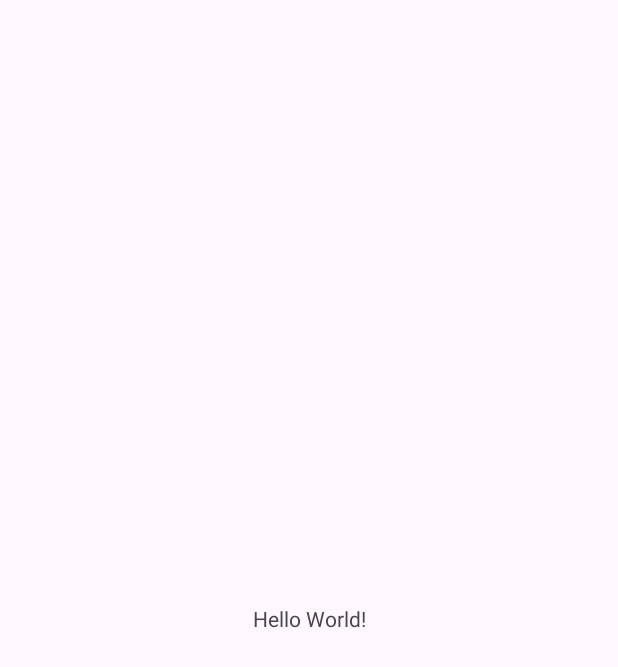
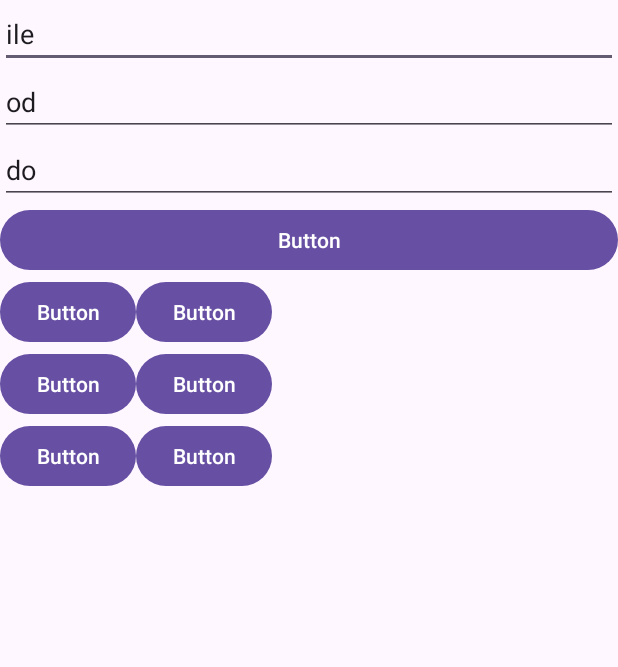
Before and after one commit to T0mpans/kalkulatorTB, an Android app: the screen it shows after launch (MainActivity), on a phone screen of 412 x 824 dp. Before the commit the part shown is almost empty. Shown: the top 667 px of the screen. Run offline under Robolectric (Android 15) with nearby library versions, the phone set to English and light mode, and no system bars; 1 statement that could not run was skipped.

Commit message:
nie dziala arraylist

```diff
--- a/app/build.gradle.kts
+++ b/app/build.gradle.kts
@@ -39,6 +39,7 @@ dependencies {
     implementation(libs.activity.ktx)
     implementation(libs.appcompat)
     implementation(libs.constraintlayout)
+    implementation(libs.gridlayout)
     implementation(libs.material)
     testImplementation(libs.junit)
     androidTestImplementation(libs.espresso.core)
--- /dev/null
+++ b/app/src/main/java/com/example/kalkulator2tb/Losowe.java
@@ -0,0 +1,16 @@
+package com.example.kalkulator2tb;
+
+import java.util.ArrayList;
+import java.util.Random;
+
+public class Losowe {
+    public static int losuj(int ile, int a, int b, ArrayList<Losowe> arrayList){
+        Random random = new Random();
+
+        for (int i = 0; i < ile; i++) {
+            int liczba = random.nextInt(b-a+1)+a;
+            arrayList.add(liczba);
+        }
+
+    }
+}
--- a/app/src/main/java/com/example/kalkulator2tb/MainActivity.java
+++ b/app/src/main/java/com/example/kalkulator2tb/MainActivity.java
@@ -1,6 +1,11 @@
 package com.example.kalkulator2tb;
 
 import android.os.Bundle;
+import android.widget.ArrayAdapter;
+import android.widget.Button;
+import android.widget.EditText;
+import android.widget.ListView;
+import android.widget.TextView;
 
 import androidx.activity.EdgeToEdge;
 import androidx.appcompat.app.AppCompatActivity;
@@ -8,17 +13,37 @@ import androidx.core.graphics.Insets;
 import androidx.core.view.ViewCompat;
 import androidx.core.view.WindowInsetsCompat;
 
+import java.util.ArrayList;
+
 public class MainActivity extends AppCompatActivity {
-
+    EditText editText1, editText2, editText3;
+    Button buttonLosuj, buttonMediana, buttonDominanta, buttonSuma, buttonMax, buttonMin, buttonsrednia;
+    ListView listView;
+    ArrayAdapter<Losowe> arrayAdapter;
+    TextView textView;
+    ArrayList<Integer> arrayList;
     @Override
     protected void onCreate(Bundle savedInstanceState) {
         super.onCreate(savedInstanceState);
         EdgeToEdge.enable(this);
         setContentView(R.layout.activity_main);
-        ViewCompat.setOnApplyWindowInsetsListener(findViewById(R.id.main), (v, insets) -> {
-            Insets systemBars = insets.getInsets(WindowInsetsCompat.Type.systemBars());
-            v.setPadding(systemBars.left, systemBars.top, systemBars.right, systemBars.bottom);
-            return insets;
-        });
+        editText1 = findViewById(R.id.editTextText);
+        editText2 = findViewById(R.id.editTextText2);
+        editText3 = findViewById(R.id.editTextText3);
+        buttonLosuj = findViewById(R.id.button);
+        buttonMediana = findViewById(R.id.button2);
+        buttonDominanta = findViewById(R.id.button3);
+        buttonSuma = findViewById(R.id.button4);
+        buttonMax = findViewById(R.id.button5);
+        buttonMin = findViewById(R.id.button6);
+        buttonsrednia = findViewById(R.id.button7);
+        listView = findViewById(R.id.listView);
+        textView = findViewById(R.id.textView3);
+        arrayAdapter = new ArrayAdapter<>(
+                MainActivity.this,
+                android.R.layout.simple_list_item_1,
+                listView
+        );
+        listView.setAdapter(arrayAdapter);
     }
 }
--- a/app/src/main/res/layout/activity_main.xml
+++ b/app/src/main/res/layout/activity_main.xml
@@ -1,19 +1,104 @@
 <?xml version="1.0" encoding="utf-8"?>
-<androidx.constraintlayout.widget.ConstraintLayout xmlns:android="http://schemas.android.com/apk/res/android"
+<LinearLayout xmlns:android="http://schemas.android.com/apk/res/android"
     xmlns:app="http://schemas.android.com/apk/res-auto"
     xmlns:tools="http://schemas.android.com/tools"
     android:id="@+id/main"
     android:layout_width="match_parent"
     android:layout_height="match_parent"
+    android:orientation="vertical"
     tools:context=".MainActivity">
 
+    <EditText
+        android:id="@+id/editTextText"
+        android:layout_width="match_parent"
+        android:layout_height="wrap_content"
+        android:ems="10"
+        android:inputType="text"
+        android:text="ile" />
+
+    <EditText
+        android:id="@+id/editTextText2"
+        android:layout_width="match_parent"
+        android:layout_height="wrap_content"
+        android:ems="10"
+        android:inputType="text"
+        android:text="od" />
+
+    <EditText
+        android:id="@+id/editTextText3"
+        android:layout_width="match_parent"
+        android:layout_height="wrap_content"
+        android:ems="10"
+        android:inputType="text"
+        android:text="do" />
+
+    <Button
+        android:id="@+id/button"
+        android:layout_width="match_parent"
+        android:layout_height="wrap_content"
+        android:text="Button" />
+
+    <ListView
+        android:id="@+id/listView"
+        android:layout_width="match_parent"
+        android:layout_height="wrap_content"
+        />
+
+    <androidx.gridlayout.widget.GridLayout
+        android:layout_width="match_parent"
+        android:layout_height="match_parent">
+
+        <Button
+            android:id="@+id/button2"
+            android:layout_width="wrap_content"
+            android:layout_height="wrap_content"
+            android:text="Button"
+            app:layout_column="0" />
+
+        <Button
+            android:id="@+id/button3"
+            android:layout_width="wrap_content"
+            android:layout_height="wrap_content"
+            android:text="Button"
+            app:layout_column="1" />
+
+        <Button
+            android:id="@+id/button4"
+            android:layout_width="wrap_content"
+            android:layout_height="wrap_content"
+            android:text="Button"
+            app:layout_column="0"
+            app:layout_row="1" />
+
+        <Button
+            android:id="@+id/button5"
+            android:layout_width="wrap_content"
+            android:layout_height="wrap_content"
+            android:text="Button"
+            app:layout_column="1"
+            app:layout_row="1" />
+
+        <Button
+            android:id="@+id/button6"
+            android:layout_width="wrap_content"
+            android:layout_height="wrap_content"
+            android:text="Button"
+            app:layout_column="0"
+            app:layout_row="2" />
+
+        <Button
+            android:id="@+id/button7"
+            android:layout_width="wrap_content"
+            android:layout_height="wrap_content"
+            android:text="Button"
+            app:layout_column="1"
+            app:layout_row="2" />
+    </androidx.gridlayout.widget.GridLayout>
+
     <TextView
-        android:layout_width="wrap_content"
+        android:id="@+id/textView3"
+        android:layout_width="match_parent"
         android:layout_height="wrap_content"
-        android:text="Hello World!"
-        app:layout_constraintBottom_toBottomOf="parent"
-        app:layout_constraintEnd_toEndOf="parent"
-        app:layout_constraintStart_toStartOf="parent"
-        app:layout_constraintTop_toTopOf="parent" />
+        android:text="TextView" />
 
-</androidx.constraintlayout.widget.ConstraintLayout>
+</LinearLayout>
--- a/gradle/libs.versions.toml
+++ b/gradle/libs.versions.toml
@@ -7,6 +7,7 @@ appcompat = "1.8.0"
 material = "1.14.0"
 activityKtx = "1.13.0"
 constraintlayout = "2.2.2"
+gridlayout = "1.1.0"
 
 [libraries]
 junit = { group = "junit", name = "junit", version.ref = "junit" }
@@ -16,6 +17,7 @@ appcompat = { group = "androidx.appcompat", name = "appcompat", version.ref = "a
 material = { group = "com.google.android.material", name = "material", version.ref = "material" }
 activity-ktx = { group = "androidx.activity", name = "activity-ktx", version.ref = "activityKtx" }
 constraintlayout = { group = "androidx.constraintlayout", name = "constraintlayout", version.ref = "constraintlayout" }
+gridlayout = { group = "androidx.gridlayout", name = "gridlayout", version.ref = "gridlayout" }
 
 [plugins]
 android-application = { id = "com.android.application", version.ref = "agp" }
```
